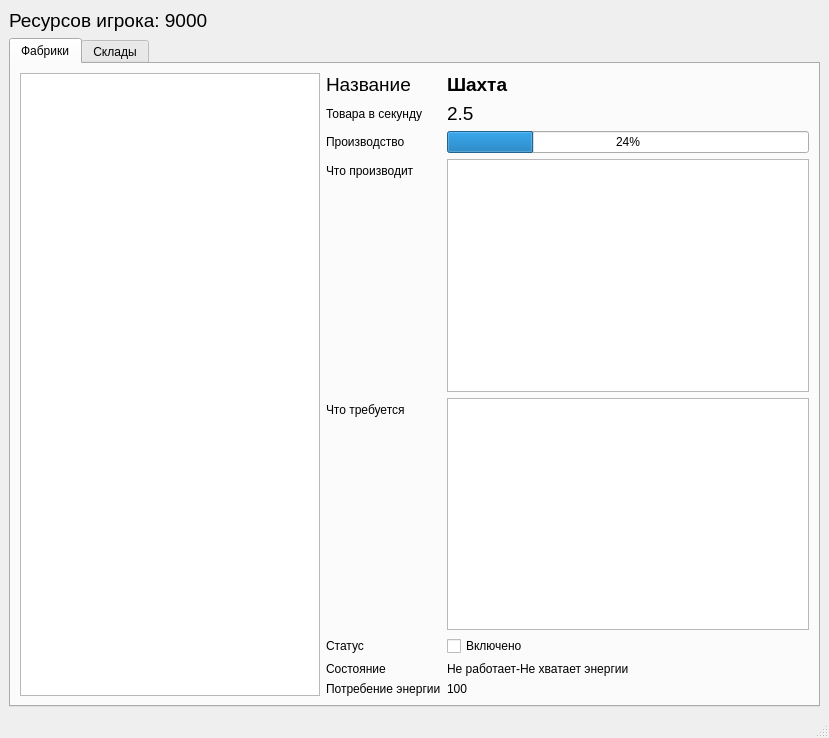
Old version of the form resources/Main.ui in the repository Beugeny/game_test.
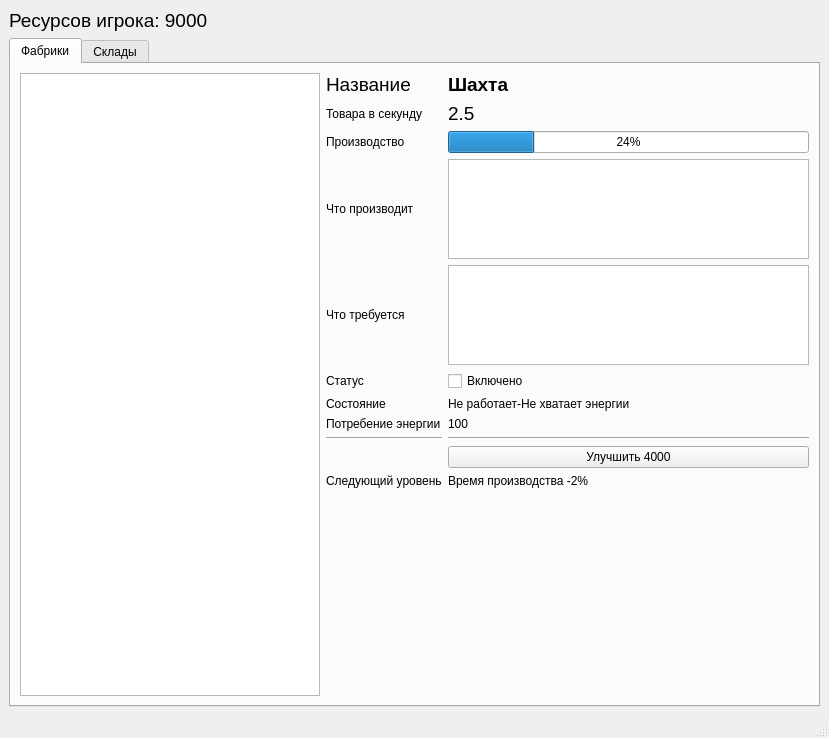
New version of the form. The open tabs and pages were chosen to show the change.

The edit to the form file:
```diff
--- a/resources/Main.ui
+++ b/resources/Main.ui
@@ -48,7 +48,27 @@
          </widget>
         </item>
         <item>
-         <layout class="QFormLayout" name="formLayout">
+         <layout class="QGridLayout" name="gridLayout_2">
+          <item row="11" column="1">
+           <spacer name="verticalSpacer_2">
+            <property name="orientation">
+             <enum>Qt::Vertical</enum>
+            </property>
+            <property name="sizeHint" stdset="0">
+             <size>
+              <width>20</width>
+              <height>40</height>
+             </size>
+            </property>
+           </spacer>
+          </item>
+          <item row="2" column="1">
+           <widget class="QProgressBar" name="bar_current">
+            <property name="value">
+             <number>24</number>
+            </property>
+           </widget>
+          </item>
           <item row="0" column="0">
            <widget class="QLabel" name="label">
             <property name="font">
@@ -61,6 +81,23 @@
             </property>
            </widget>
           </item>
+          <item row="4" column="1">
+           <widget class="QListView" name="list_out">
+            <property name="maximumSize">
+             <size>
+              <width>16777215</width>
+              <height>100</height>
+             </size>
+            </property>
+           </widget>
+          </item>
+          <item row="6" column="0">
+           <widget class="QLabel" name="label_10">
+            <property name="text">
+             <string>Состояние</string>
+            </property>
+           </widget>
+          </item>
           <item row="0" column="1">
            <widget class="QLabel" name="txt_name">
             <property name="font">
@@ -75,34 +112,42 @@
             </property>
            </widget>
           </item>
-          <item row="1" column="0">
-           <widget class="QLabel" name="label_2">
-            <property name="text">
-             <string>Товара в секунду</string>
-            </property>
-           </widget>
-          </item>
-          <item row="1" column="1">
-           <widget class="QLabel" name="txt_per_sec">
-            <property name="font">
-             <font>
-              <pointsize>14</pointsize>
-             </font>
-            </property>
-            <property name="text">
-             <string>2.5</string>
-            </property>
-           </widget>
-          </item>
-          <item row="3" column="0">
-           <widget class="QLabel" name="label_5">
-            <property name="text">
-             <string>Что производит</string>
-            </property>
-           </widget>
-          </item>
           <item row="3" column="1">
-           <widget class="QListView" name="list_in"/>
+           <widget class="QListView" name="list_in">
+            <property name="sizePolicy">
+             <sizepolicy hsizetype="Expanding" vsizetype="Expanding">
+              <horstretch>0</horstretch>
+              <verstretch>0</verstretch>
+             </sizepolicy>
+            </property>
+            <property name="maximumSize">
+             <size>
+              <width>16777215</width>
+              <height>100</height>
+             </size>
+            </property>
+           </widget>
+          </item>
+          <item row="7" column="1">
+           <widget class="QLabel" name="txt_energy">
+            <property name="text">
+             <string>100</string>
+            </property>
+           </widget>
+          </item>
+          <item row="10" column="1">
+           <widget class="QLabel" name="txt_fact_next">
+            <property name="text">
+             <string>Время производства -2%</string>
+            </property>
+           </widget>
+          </item>
+          <item row="9" column="1">
+           <widget class="QPushButton" name="btn_factory_upgrade">
+            <property name="text">
+             <string>Улучшить 4000</string>
+            </property>
+           </widget>
           </item>
           <item row="4" column="0">
            <widget class="QLabel" name="label_6">
@@ -111,9 +156,6 @@
             </property>
            </widget>
           </item>
-          <item row="4" column="1">
-           <widget class="QListView" name="list_out"/>
-          </item>
           <item row="5" column="0">
            <widget class="QLabel" name="label_7">
             <property name="text">
@@ -121,17 +163,10 @@
             </property>
            </widget>
           </item>
-          <item row="5" column="1">
-           <widget class="QCheckBox" name="cbx_enable">
+          <item row="2" column="0">
+           <widget class="QLabel" name="label_12">
             <property name="text">
-             <string>Включено</string>
-            </property>
-           </widget>
-          </item>
-          <item row="6" column="0">
-           <widget class="QLabel" name="label_10">
-            <property name="text">
-             <string>Состояние</string>
+             <string>Производство</string>
             </property>
            </widget>
           </item>
@@ -142,10 +177,43 @@
             </property>
            </widget>
           </item>
-          <item row="7" column="1">
-           <widget class="QLabel" name="txt_energy">
+          <item row="3" column="0">
+           <widget class="QLabel" name="label_5">
             <property name="text">
-             <string>100</string>
+             <string>Что производит</string>
+            </property>
+           </widget>
+          </item>
+          <item row="5" column="1">
+           <widget class="QCheckBox" name="cbx_enable">
+            <property name="text">
+             <string>Включено</string>
+            </property>
+           </widget>
+          </item>
+          <item row="1" column="0">
+           <widget class="QLabel" name="label_2">
+            <property name="text">
+             <string>Товара в секунду</string>
+            </property>
+           </widget>
+          </item>
+          <item row="1" column="1">
+           <widget class="QLabel" name="txt_per_sec">
+            <property name="font">
+             <font>
+              <pointsize>14</pointsize>
+             </font>
+            </property>
+            <property name="text">
+             <string>2.5</string>
+            </property>
+           </widget>
+          </item>
+          <item row="10" column="0">
+           <widget class="QLabel" name="label_11">
+            <property name="text">
+             <string>Следующий уровень</string>
             </property>
            </widget>
           </item>
@@ -156,17 +224,17 @@
             </property>
            </widget>
           </item>
-          <item row="2" column="0">
-           <widget class="QLabel" name="label_12">
-            <property name="text">
-             <string>Производство</string>
+          <item row="8" column="0">
+           <widget class="Line" name="line">
+            <property name="orientation">
+             <enum>Qt::Horizontal</enum>
             </property>
            </widget>
           </item>
-          <item row="2" column="1">
-           <widget class="QProgressBar" name="bar_current">
-            <property name="value">
-             <number>24</number>
+          <item row="8" column="1">
+           <widget class="Line" name="line_2">
+            <property name="orientation">
+             <enum>Qt::Horizontal</enum>
             </property>
            </widget>
           </item>
```
Left out of the diff: 70 changed lines with no effect on the pictures.
